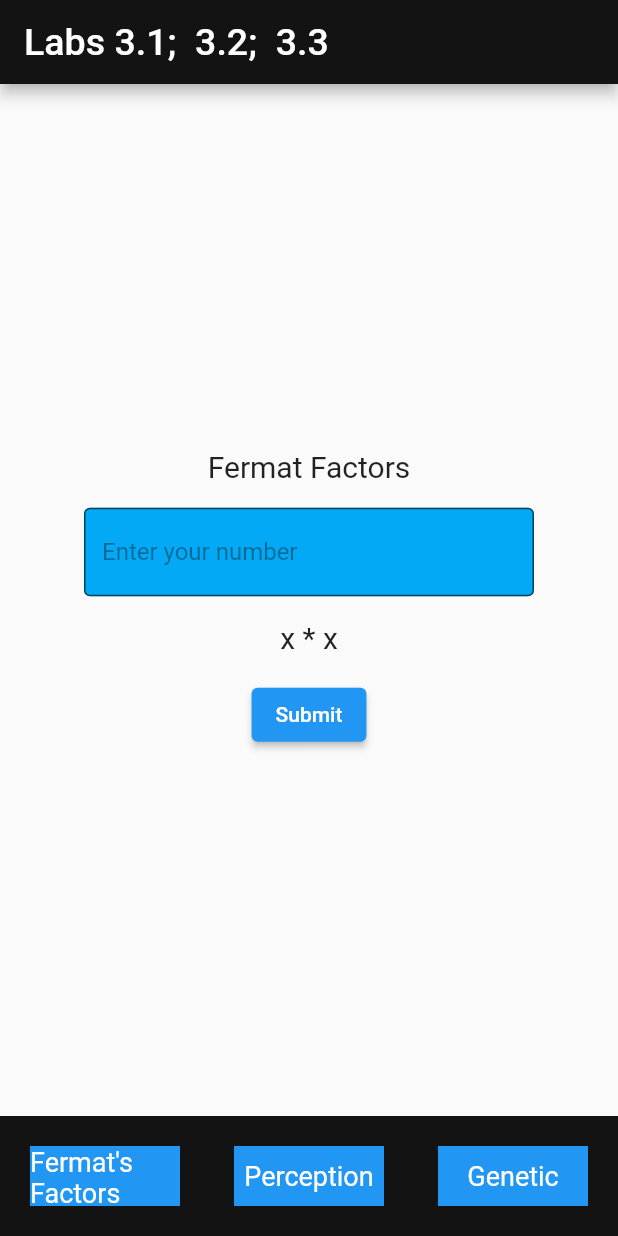
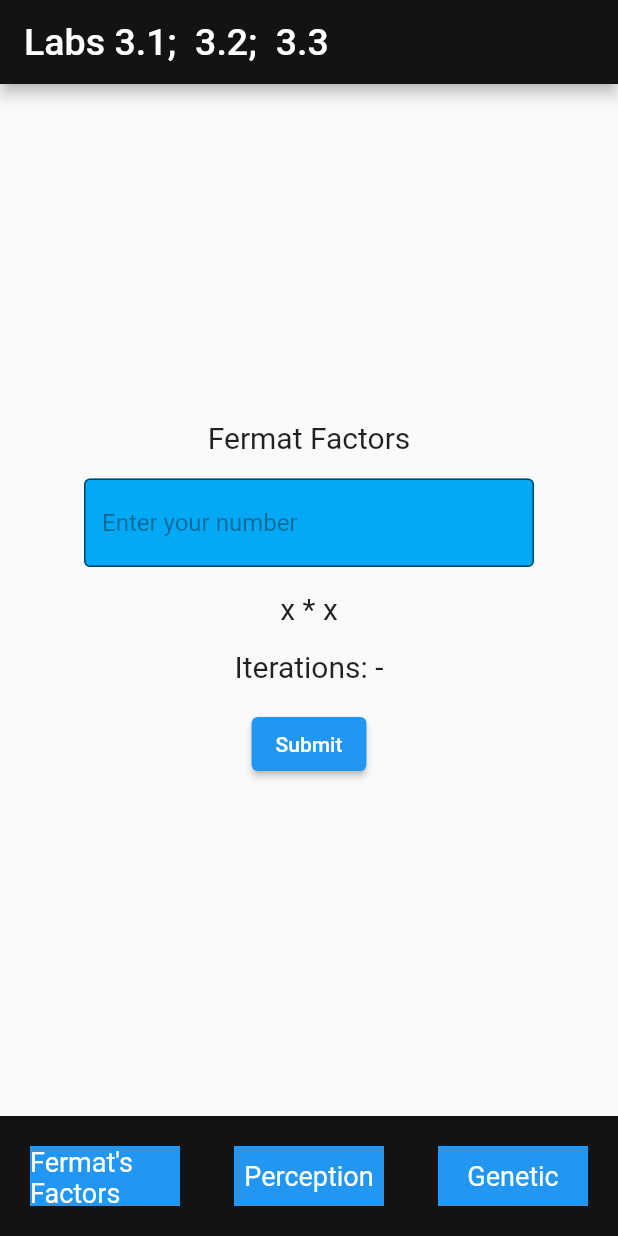
Before and after one commit to kedsup/rts_lab3, a Flutter app: the screen it shows after launch, on a phone screen of 412 x 824 dp. Run offline on Flutter 3.47's test engine with Material 2 defaults, Android fonts, the light colour scheme and no system bars.

Commit message:
feat: 3.1 additional task

```diff
--- a/code/lib/pages/ferma_page.dart
+++ b/code/lib/pages/ferma_page.dart
@@ -13,6 +13,7 @@ class FermaPage extends StatefulWidget {
 class __FermaPageState extends State<FermaPage> {
   int a;
   int b;
+  int iterations;
 
   final myController = TextEditingController();
 
@@ -56,6 +57,11 @@ class __FermaPageState extends State<FermaPage> {
                   style: TextStyle(fontSize: 20)),
             ),
             Padding(
+              padding: const EdgeInsets.only(top: 16.0),
+              child: Text('Iterations: ${this.iterations ?? '-'}',
+                  style: TextStyle(fontSize: 20)),
+            ),
+            Padding(
               padding: const EdgeInsets.symmetric(vertical: 16.0),
               child: ElevatedButton(
                 onPressed: () {
@@ -65,6 +71,7 @@ class __FermaPageState extends State<FermaPage> {
                   setState(() {
                     a = result[0][0].toInt();
                     b = result[0][1].toInt();
+                    iterations = result[1];
                   });
                 },
                 child: const Text('Submit'),
```
Also changed, not shown: examples/3.1/show_iterations.png (added).
